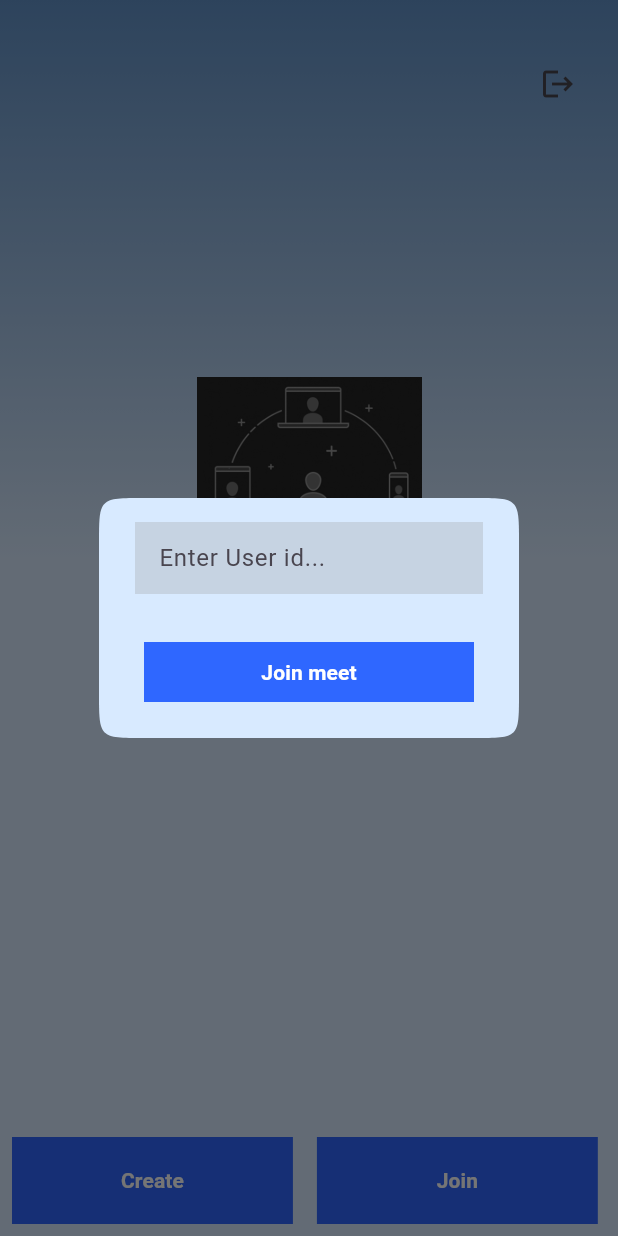
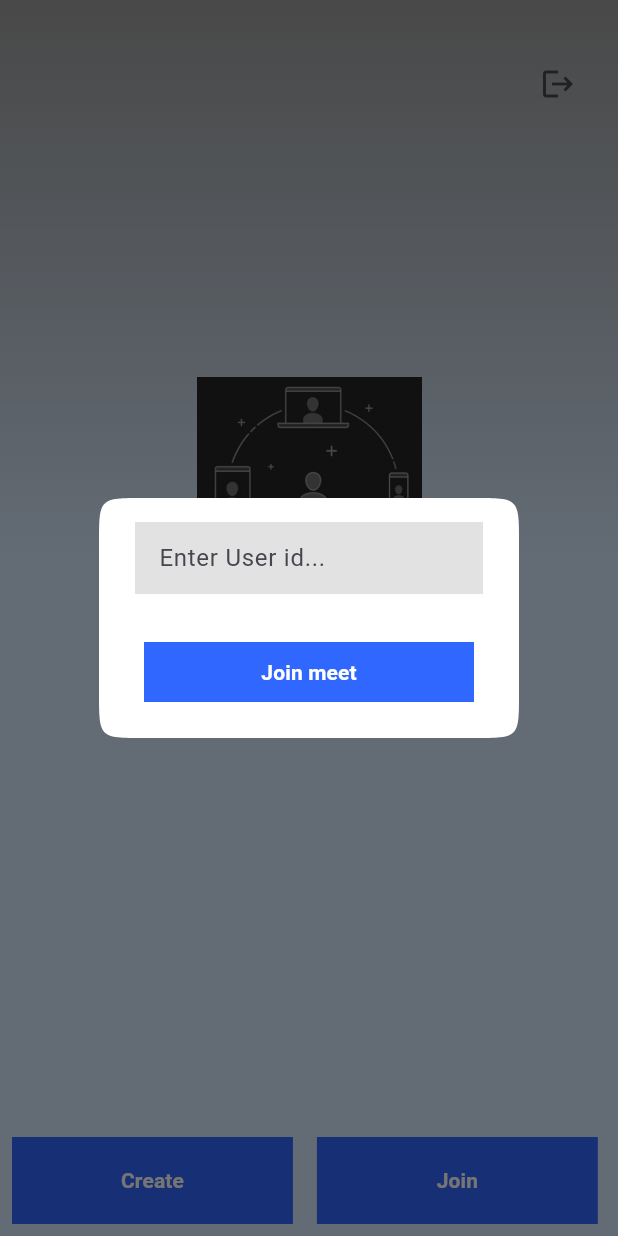
Before and after one commit to ejaz-ahamed/video_conference_app, a Flutter app: the HomePage screen opened directly, after a tap on "Join", on a phone screen of 412 x 824 dp. Run offline on Flutter 3.47's test engine with Material 3 defaults, Android fonts, the phone set to English and light mode, and no system bars; our stand-ins replace firebase_auth, firebase_core, flutter_riverpod, google_sign_in, riverpod_annotation; missing offline and left inert: zego_uikit_prebuilt_call; accounts and stored records are empty; generated files the repository leaves out were written again.

Commit message:
modified ui'

```diff
--- a/lib/view/index.dart
+++ b/lib/view/index.dart
@@ -24,7 +24,7 @@ class HomePage extends ConsumerWidget {
                 begin: Alignment.topCenter,
                 end: Alignment.bottomCenter,
                 colors: [
-                  Color(0xff6393c9),
+                  Colors.grey,
                   Color(0xffd8eaff),
                   Color(0xffd8eaff),
                 ],
@@ -38,8 +38,8 @@ class HomePage extends ConsumerWidget {
                   children: [
                     LogoWidget(),
                     TitleWidget(
-                      title: 'STREAM UP',
-                      subtitle: 'Lets Begin',
+                      title: 'MEET UP',
+                      subtitle: 'Lets Go',
                     ),
                     SizedBox(
                       height: 32,
--- a/lib/widgets/showdialogue_widget.dart
+++ b/lib/widgets/showdialogue_widget.dart
@@ -23,7 +23,7 @@ class _ShowDialogWidgetState extends State<ShowDialogWidget> {
   @override
   Widget build(BuildContext context) {
     return AlertDialog(
-        backgroundColor: const Color(0xffd8eaff),
+        backgroundColor: Colors.white,
         shape:
             ContinuousRectangleBorder(borderRadius: BorderRadius.circular(30)),
         content: Column(
```
